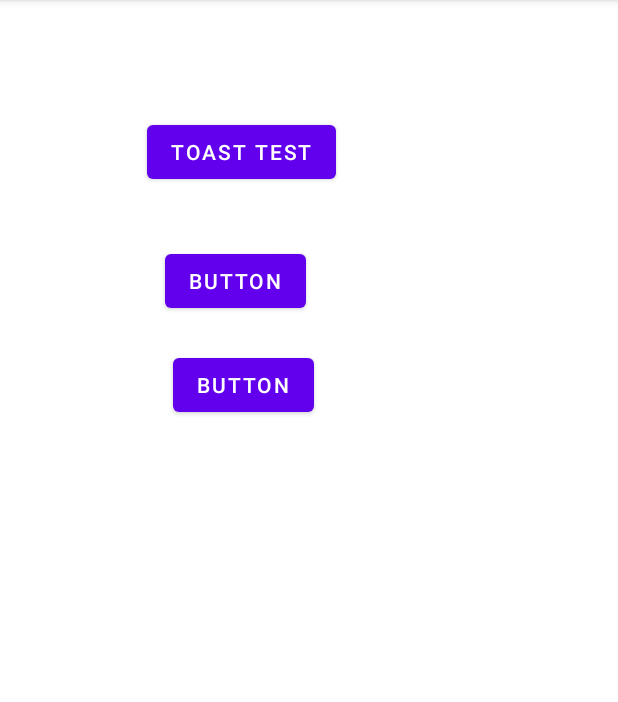
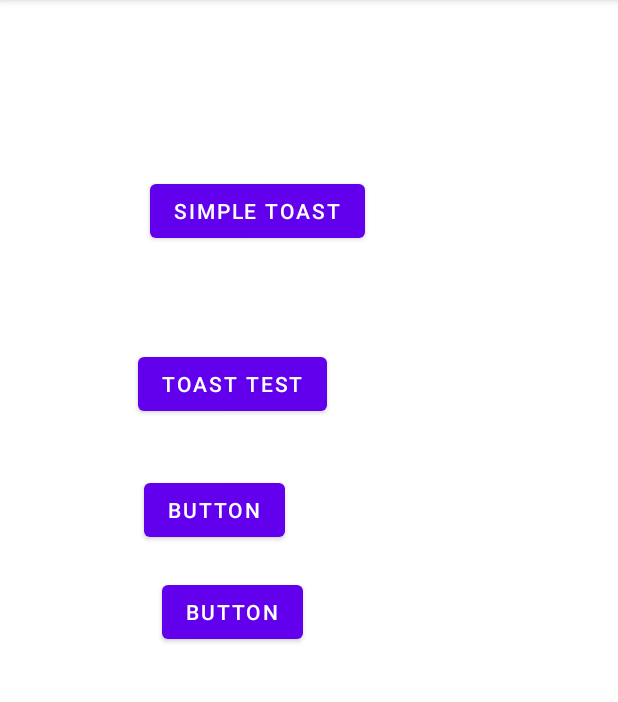
Before and after one commit to Mahreen-Asama/Lec-14-Toast-Dialog, an Android app: the screen it shows after launch (MainActivity), on a phone screen of 412 x 824 dp, the part 84-786 px from its top. Run offline under Robolectric (Android 15) with nearby library versions, the phone set to English and light mode, and no system bars.

Commit message:
simple toast added

```diff
--- a/app/src/main/java/com/example/lec_14_dialog/MainActivity.java
+++ b/app/src/main/java/com/example/lec_14_dialog/MainActivity.java
@@ -15,17 +15,27 @@ import android.widget.Toast;
 
 public class MainActivity extends AppCompatActivity {
 
-    Button b,b2,b3;
+    Button b0,b,b2,b3;
 
     @Override
     protected void onCreate(Bundle savedInstanceState) {
         super.onCreate(savedInstanceState);
         setContentView(R.layout.activity_main);
 
+        b0=findViewById(R.id.toast_simple);
         b=findViewById(R.id.button);
         b2=findViewById(R.id.button2);
         b3=findViewById(R.id.button3);
 
+        //simple toast
+        b0.setOnClickListener(new View.OnClickListener() {
+            @Override
+            public void onClick(View view) {
+                Toast t=Toast.makeText(MainActivity.this,"Text toast",Toast.LENGTH_LONG);
+                t.show();
+            }
+        });
+        //customized toast
         b.setOnClickListener(new View.OnClickListener() {
             @Override
             public void onClick(View view) {
--- a/app/src/main/res/layout/activity_main.xml
+++ b/app/src/main/res/layout/activity_main.xml
@@ -10,29 +10,40 @@
         android:id="@+id/button"
         android:layout_width="wrap_content"
         android:layout_height="wrap_content"
-        android:layout_marginStart="98dp"
-        android:layout_marginTop="77dp"
+        android:layout_marginStart="92dp"
+        android:layout_marginTop="232dp"
         android:text="toast test"
         app:layout_constraintStart_toStartOf="parent"
         app:layout_constraintTop_toTopOf="parent" />
 
     <Button
+        android:id="@+id/button3"
+        android:layout_width="wrap_content"
+        android:layout_height="wrap_content"
+        android:layout_marginStart="12dp"
+        android:layout_marginTop="20dp"
+        android:text="Button"
+        app:layout_constraintStart_toStartOf="@+id/button2"
+        app:layout_constraintTop_toBottomOf="@+id/button2" />
+
+    <Button
         android:id="@+id/button2"
         android:layout_width="wrap_content"
         android:layout_height="wrap_content"
-        android:layout_marginStart="12dp"
-        android:layout_marginTop="38dp"
+        android:layout_marginStart="4dp"
+        android:layout_marginTop="36dp"
         android:text="Button"
         app:layout_constraintStart_toStartOf="@+id/button"
         app:layout_constraintTop_toBottomOf="@+id/button" />
 
     <Button
-        android:id="@+id/button3"
+        android:id="@+id/toast_simple"
         android:layout_width="wrap_content"
         android:layout_height="wrap_content"
-        android:layout_marginStart="5dp"
-        android:layout_marginTop="21dp"
-        android:text="Button"
-        app:layout_constraintStart_toStartOf="@+id/button2"
-        app:layout_constraintTop_toBottomOf="@+id/button2" />
+        android:layout_marginStart="8dp"
+        android:layout_marginBottom="67dp"
+        android:text="Simple Toast"
+        app:layout_constraintBottom_toTopOf="@+id/button"
+        app:layout_constraintStart_toStartOf="@+id/button" />
+
 </androidx.constraintlayout.widget.ConstraintLayout>
```
